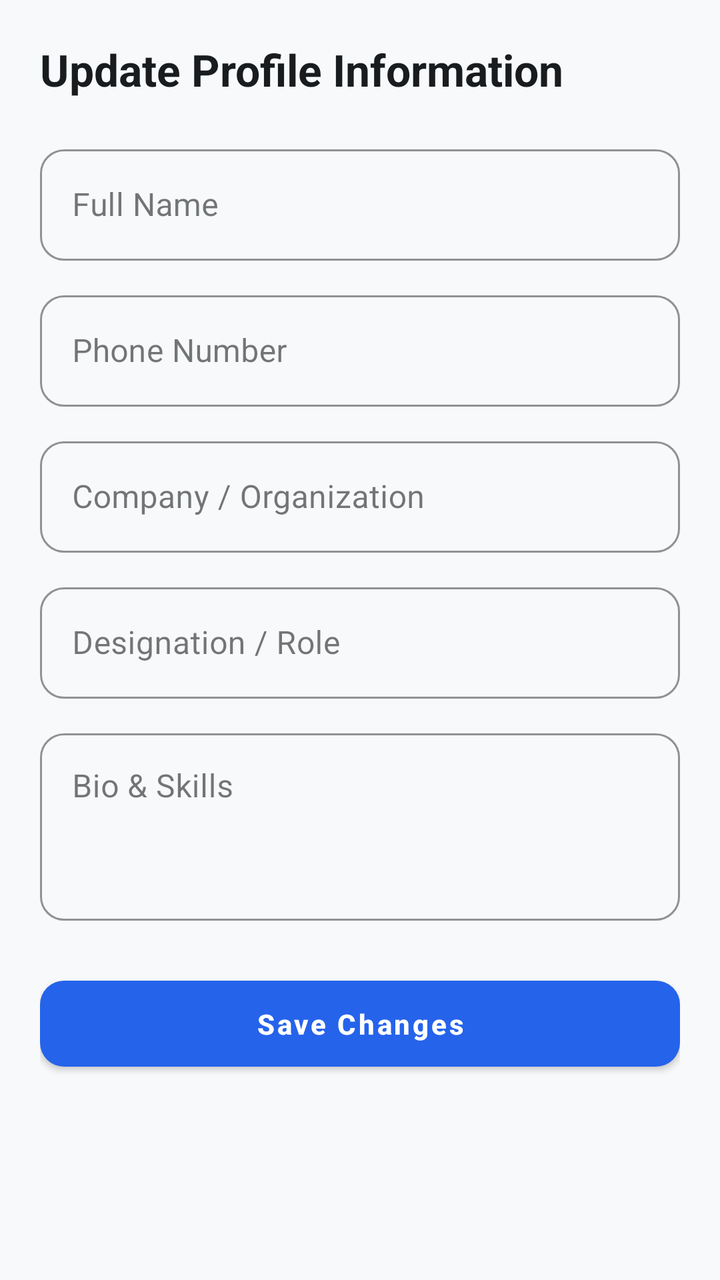
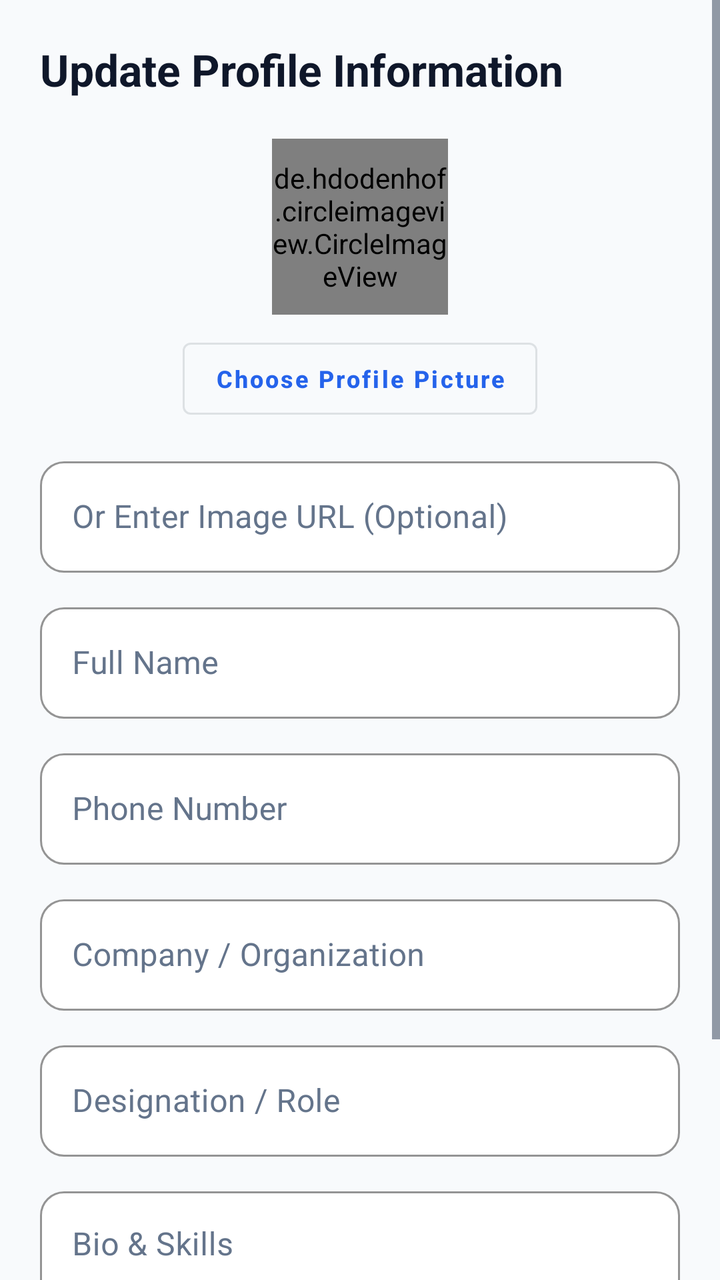

Before-and-after screenshots of an Android layout around one commit, followed by the original layout XML and the change that was made.
<!-- AndroidManifest.xml: application theme Theme.AlumniConnect -->
<!-- res/layout/fragment_edit_profile.xml -->
<?xml version="1.0" encoding="utf-8"?>
<ScrollView xmlns:android="http://schemas.android.com/apk/res/android"
    xmlns:app="http://schemas.android.com/apk/res-auto"
    android:layout_width="match_parent"
    android:layout_height="match_parent"
    android:fillViewport="true"
    android:background="@color/background">

    <androidx.constraintlayout.widget.ConstraintLayout
        android:layout_width="match_parent"
        android:layout_height="wrap_content"
        android:padding="20dp">

        <TextView
            android:id="@+id/tvTitle"
            android:layout_width="wrap_content"
            android:layout_height="wrap_content"
            android:text="Update Profile Information"
            android:textColor="@color/on_background"
            android:textSize="22sp"
            android:textStyle="bold"
            app:layout_constraintStart_toStartOf="parent"
            app:layout_constraintTop_toTopOf="parent" />

        <com.google.android.material.textfield.TextInputLayout
            android:id="@+id/tilFullName"
            style="@style/Widget.AlumniConnect.TextInputLayout"
            android:layout_width="match_parent"
            android:layout_height="wrap_content"
            android:layout_marginTop="20dp"
            android:hint="@string/full_name"
            app:layout_constraintTop_toBottomOf="@id/tvTitle">

            <com.google.android.material.textfield.TextInputEditText
                android:id="@+id/etFullName"
                android:layout_width="match_parent"
                android:layout_height="wrap_content"
                android:inputType="textPersonName" />
        </com.google.android.material.textfield.TextInputLayout>

        <com.google.android.material.textfield.TextInputLayout
            android:id="@+id/tilPhone"
            style="@style/Widget.AlumniConnect.TextInputLayout"
            android:layout_width="match_parent"
            android:layout_height="wrap_content"
            android:layout_marginTop="12dp"
            android:hint="@string/phone"
            app:layout_constraintTop_toBottomOf="@id/tilFullName">

            <com.google.android.material.textfield.TextInputEditText
                android:id="@+id/etPhone"
                android:layout_width="match_parent"
                android:layout_height="wrap_content"
                android:inputType="phone" />
        </com.google.android.material.textfield.TextInputLayout>

        <com.google.android.material.textfield.TextInputLayout
            android:id="@+id/tilCompany"
            style="@style/Widget.AlumniConnect.TextInputLayout"
            android:layout_width="match_parent"
            android:layout_height="wrap_content"
            android:layout_marginTop="12dp"
            android:hint="Company / Organization"
            app:layout_constraintTop_toBottomOf="@id/tilPhone">

            <com.google.android.material.textfield.TextInputEditText
                android:id="@+id/etCompany"
                android:layout_width="match_parent"
                android:layout_height="wrap_content"
                android:inputType="text" />
        </com.google.android.material.textfield.TextInputLayout>

        <com.google.android.material.textfield.TextInputLayout
            android:id="@+id/tilDesignation"
            style="@style/Widget.AlumniConnect.TextInputLayout"
            android:layout_width="match_parent"
            android:layout_height="wrap_content"
            android:layout_marginTop="12dp"
            android:hint="Designation / Role"
            app:layout_constraintTop_toBottomOf="@id/tilCompany">

            <com.google.android.material.textfield.TextInputEditText
                android:id="@+id/etDesignation"
                android:layout_width="match_parent"
                android:layout_height="wrap_content"
                android:inputType="text" />
        </com.google.android.material.textfield.TextInputLayout>

        <com.google.android.material.textfield.TextInputLayout
            android:id="@+id/tilBio"
            style="@style/Widget.AlumniConnect.TextInputLayout"
            android:layout_width="match_parent"
            android:layout_height="wrap_content"
            android:layout_marginTop="12dp"
            android:hint="Bio &amp; Skills"
            app:layout_constraintTop_toBottomOf="@id/tilDesignation">

            <com.google.android.material.textfield.TextInputEditText
                android:id="@+id/etBio"
                android:layout_width="match_parent"
                android:layout_height="wrap_content"
                android:gravity="top"
                android:inputType="textMultiLine"
                android:lines="3" />
        </com.google.android.material.textfield.TextInputLayout>

        <Button
            android:id="@+id/btnSaveProfile"
            style="@style/Widget.AlumniConnect.Button"
            android:layout_width="match_parent"
            android:layout_height="wrap_content"
            android:layout_marginTop="24dp"
            android:text="Save Changes"
            app:layout_constraintTop_toBottomOf="@id/tilBio" />

    </androidx.constraintlayout.widget.ConstraintLayout>
</ScrollView>
<!-- resources referenced by this layout -->
<resources>
  <color name="background">#F8F9FB</color>
  <color name="on_background">#191C1E</color>
  <string name="full_name">Full Name</string>
  <string name="phone">Phone Number</string>
  <style name="Widget.AlumniConnect.Button" parent="Widget.MaterialComponents.Button">
          <item name="cornerRadius">12dp</item>
          <item name="android:paddingTop">12dp</item>
          <item name="android:paddingBottom">12dp</item>
          <item name="android:textAllCaps">false</item>
          <item name="android:textStyle">bold</item>
      </style>
  <style name="Widget.AlumniConnect.TextInputLayout" parent="Widget.MaterialComponents.TextInputLayout.OutlinedBox">
          <item name="boxCornerRadiusTopStart">12dp</item>
          <item name="boxCornerRadiusTopEnd">12dp</item>
          <item name="boxCornerRadiusBottomStart">12dp</item>
          <item name="boxCornerRadiusBottomEnd">12dp</item>
          <item name="boxStrokeColor">@color/primary</item>
      </style>
  <style name="Theme.AlumniConnect" parent="Theme.MaterialComponents.DayNight.NoActionBar">
          
          <item name="colorPrimary">@color/primary</item>
          <item name="colorPrimaryVariant">@color/primary_variant</item>
          <item name="colorOnPrimary">@color/on_primary</item>
          
          
          <item name="colorSecondary">@color/secondary</item>
          <item name="colorSecondaryVariant">@color/secondary_variant</item>
          <item name="colorOnSecondary">@color/on_secondary</item>
          
          
          <item name="android:statusBarColor">@color/primary</item>
          <item name="android:windowLightStatusBar">false</item>
          
          
          <item name="android:windowBackground">@color/background</item>
          <item name="colorSurface">@color/surface</item>
          <item name="colorOnSurface">@color/on_surface</item>
  
          
          <item name="materialButtonStyle">@style/Widget.AlumniConnect.Button</item>
          <item name="textInputStyle">@style/Widget.AlumniConnect.TextInputLayout</item>
      </style>
  <color name="primary">#2563EB</color>
  <color name="primary_variant">#004AC6</color>
  <color name="on_primary">#FFFFFF</color>
  <color name="secondary">#505F76</color>
  <color name="secondary_variant">#38485D</color>
  <color name="on_secondary">#FFFFFF</color>
  <color name="surface">#FFFFFF</color>
  <color name="on_surface">#191C1E</color>
</resources>

<!-- the commit's change to res/layout/fragment_edit_profile.xml (unified diff, before → after) -->
@@ -22,19 +22,62 @@
             app:layout_constraintStart_toStartOf="parent"
             app:layout_constraintTop_toTopOf="parent" />
 
+        
+        <de.hdodenhof.circleimageview.CircleImageView
+            android:id="@+id/civEditAvatar"
+            android:layout_width="88dp"
+            android:layout_height="88dp"
+            android:layout_marginTop="20dp"
+            android:src="@drawable/ic_profile"
+            app:civ_border_width="2dp"
+            app:civ_border_color="@color/primary"
+            app:layout_constraintEnd_toEndOf="parent"
+            app:layout_constraintStart_toStartOf="parent"
+            app:layout_constraintTop_toBottomOf="@id/tvTitle" />
+
+        <com.google.android.material.button.MaterialButton
+            android:id="@+id/btnSelectImage"
+            style="@style/Widget.MaterialComponents.Button.OutlinedButton"
+            android:layout_width="wrap_content"
+            android:layout_height="wrap_content"
+            android:layout_marginTop="8dp"
+            android:text="Choose Profile Picture"
+            android:textSize="12sp"
+            app:layout_constraintEnd_toEndOf="parent"
+            app:layout_constraintStart_toStartOf="parent"
+            app:layout_constraintTop_toBottomOf="@id/civEditAvatar" />
+
+        <com.google.android.material.textfield.TextInputLayout
+            android:id="@+id/tilAvatarUrl"
+            style="@style/Widget.AlumniConnect.TextInputLayout"
+            android:layout_width="match_parent"
+            android:layout_height="wrap_content"
+            android:layout_marginTop="12dp"
+            android:hint="Or Enter Image URL (Optional)"
+            app:layout_constraintTop_toBottomOf="@id/btnSelectImage">
+
+            <com.google.android.material.textfield.TextInputEditText
+                android:id="@+id/etAvatarUrl"
+                android:layout_width="match_parent"
+                android:layout_height="wrap_content"
+                android:textColor="#0F172A"
+                android:inputType="textUri" />
+        </com.google.android.material.textfield.TextInputLayout>
+
         <com.google.android.material.textfield.TextInputLayout
             android:id="@+id/tilFullName"
             style="@style/Widget.AlumniConnect.TextInputLayout"
             android:layout_width="match_parent"
             android:layout_height="wrap_content"
-            android:layout_marginTop="20dp"
+            android:layout_marginTop="12dp"
             android:hint="@string/full_name"
-            app:layout_constraintTop_toBottomOf="@id/tvTitle">
+            app:layout_constraintTop_toBottomOf="@id/tilAvatarUrl">
 
             <com.google.android.material.textfield.TextInputEditText
                 android:id="@+id/etFullName"
                 android:layout_width="match_parent"
                 android:layout_height="wrap_content"
+                android:textColor="#0F172A"
                 android:inputType="textPersonName" />
         </com.google.android.material.textfield.TextInputLayout>
 
@@ -51,6 +94,7 @@
                 android:id="@+id/etPhone"
                 android:layout_width="match_parent"
                 android:layout_height="wrap_content"
+                android:textColor="#0F172A"
                 android:inputType="phone" />
         </com.google.android.material.textfield.TextInputLayout>
 
@@ -67,6 +111,7 @@
                 android:id="@+id/etCompany"
                 android:layout_width="match_parent"
                 android:layout_height="wrap_content"
+                android:textColor="#0F172A"
                 android:inputType="text" />
         </com.google.android.material.textfield.TextInputLayout>
 
@@ -83,6 +128,7 @@
                 android:id="@+id/etDesignation"
                 android:layout_width="match_parent"
                 android:layout_height="wrap_content"
+                android:textColor="#0F172A"
                 android:inputType="text" />
         </com.google.android.material.textfield.TextInputLayout>
 
@@ -100,6 +146,7 @@
                 android:layout_width="match_parent"
                 android:layout_height="wrap_content"
                 android:gravity="top"
+                android:textColor="#0F172A"
                 android:inputType="textMultiLine"
                 android:lines="3" />
         </com.google.android.material.textfield.TextInputLayout>
<!-- resource entries referenced after the edit -->
@@ -1,7 +1,7 @@
 <!-- resources referenced by this layout -->
 <resources>
-  <color name="background">#F8F9FB</color>
-  <color name="on_background">#191C1E</color>
+  <color name="background">#F8FAFC</color>
+  <color name="on_background">#0F172A</color>
   <string name="full_name">Full Name</string>
   <string name="phone">Phone Number</string>
   <style name="Widget.AlumniConnect.Button" parent="Widget.MaterialComponents.Button">
@@ -17,8 +17,11 @@
           <item name="boxCornerRadiusBottomStart">12dp</item>
           <item name="boxCornerRadiusBottomEnd">12dp</item>
           <item name="boxStrokeColor">@color/primary</item>
+          <item name="boxBackgroundColor">@color/surface</item>
+          <item name="hintTextColor">@color/primary</item>
+          <item name="android:textColorHint">@color/input_hint</item>
       </style>
-  <style name="Theme.AlumniConnect" parent="Theme.MaterialComponents.DayNight.NoActionBar">
+  <style name="Theme.AlumniConnect" parent="Theme.MaterialComponents.Light.NoActionBar">
           
           <item name="colorPrimary">@color/primary</item>
           <item name="colorPrimaryVariant">@color/primary_variant</item>
@@ -37,18 +40,41 @@
           <item name="android:windowBackground">@color/background</item>
           <item name="colorSurface">@color/surface</item>
           <item name="colorOnSurface">@color/on_surface</item>
+          <item name="android:textColor">@color/on_background</item>
+          <item name="android:textColorPrimary">@color/on_background</item>
+          <item name="android:textColorSecondary">@color/on_surface_variant</item>
+  
+          
+          <item name="editTextColor">@color/input_text</item>
+          <item name="android:textColorHint">@color/input_hint</item>
+  
+          
+          <item name="cardBackgroundColor">@color/surface</item>
   
           
           <item name="materialButtonStyle">@style/Widget.AlumniConnect.Button</item>
           <item name="textInputStyle">@style/Widget.AlumniConnect.TextInputLayout</item>
       </style>
   <color name="primary">#2563EB</color>
-  <color name="primary_variant">#004AC6</color>
+  <!-- drawable ic_profile (drawable) -->
+  <vector xmlns:android="http://schemas.android.com/apk/res/android"
+      android:width="24dp"
+      android:height="24dp"
+      android:viewportWidth="24"
+      android:viewportHeight="24">
+    <path
+        android:fillColor="#FF000000"
+        android:pathData="M12,12c2.21,0 4,-1.79 4,-4s-1.79,-4 -4,-4 -4,1.79 -4,4 1.79,4 4,4zm0,2c-2.67,0 -8,1.34 -8,4v2h16v-2c0,-2.66 -5.33,-4 -8,-4z"/>
+  </vector>
+  <color name="primary_variant">#1D4ED8</color>
   <color name="on_primary">#FFFFFF</color>
-  <color name="secondary">#505F76</color>
-  <color name="secondary_variant">#38485D</color>
+  <color name="secondary">#475569</color>
+  <color name="secondary_variant">#334155</color>
   <color name="on_secondary">#FFFFFF</color>
   <color name="surface">#FFFFFF</color>
-  <color name="on_surface">#191C1E</color>
+  <color name="input_hint">#64748B</color>
+  <color name="on_surface">#1E293B</color>
+  <color name="on_surface_variant">#334155</color>
+  <color name="input_text">#0F172A</color>
 </resources>
 
